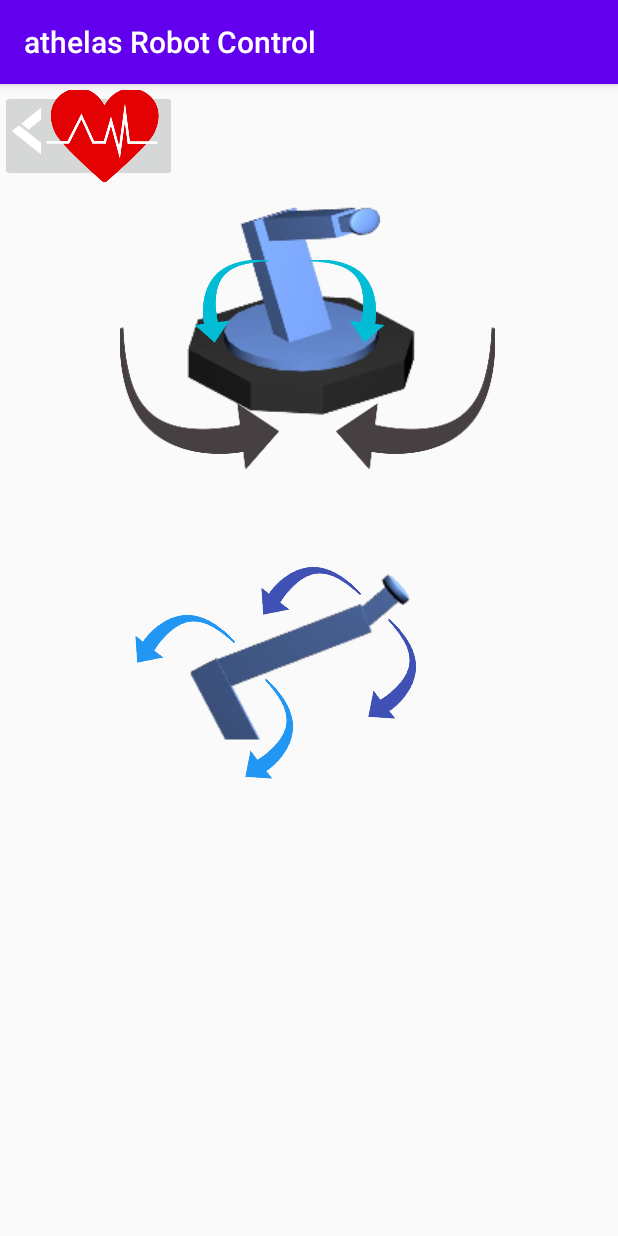
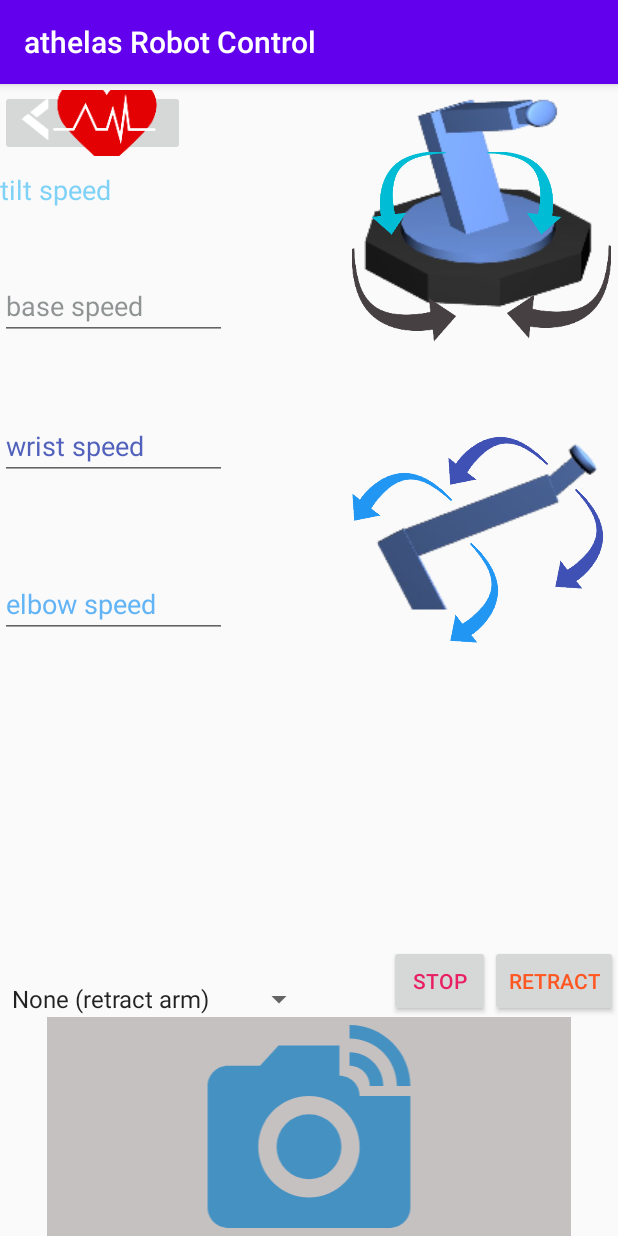
Before and after one commit to unbun/bluetoothapp-java, an Android app: the RobotControlActivity screen opened directly, with no data from a screen before it, on a phone screen of 412 x 824 dp. Run offline under Robolectric (Android 15) with nearby library versions, the phone set to English and light mode, and no system bars.

Commit message:
robot ctrl page setup

```diff
--- a/app/src/main/java/athelas/javableapp/activities/MainActivity.java
+++ b/app/src/main/java/athelas/javableapp/activities/MainActivity.java
@@ -3,6 +3,7 @@ package athelas.javableapp.activities;
 import androidx.annotation.Nullable;
 import androidx.appcompat.app.AppCompatActivity;
 
+import android.graphics.Color;
 import android.os.Bundle;
 import android.Manifest;
 import android.annotation.SuppressLint;
@@ -213,7 +214,7 @@ public class MainActivity extends AppCompatActivity implements AdapterView.OnIte
         mBTConnection.startClient(device, uuid);
         Toast.makeText(getApplicationContext(),
                 "Connected to " + device.getName(), Toast.LENGTH_LONG).show();
-        toLiveDataBtn.setEnabled(true);
+        toVitalsBtnSetEnabled(true);
     }
 
     public void enableDisableBT() {
@@ -330,12 +331,13 @@ public class MainActivity extends AppCompatActivity implements AdapterView.OnIte
     ///// Activity Switching //////////////////////////////////////
     ///////////////////////////////////////////////////////////////
 
-    public ImageButton toLiveDataBtn;
+    public ImageButton toVitalsBtn;
 
     public void onCreateActSwitch() {
-        toLiveDataBtn = (ImageButton) findViewById(R.id.btToVitalsBtn);
-        toLiveDataBtn.setEnabled(false);
-        toLiveDataBtn.setOnClickListener( new View.OnClickListener() {
+        toVitalsBtn = (ImageButton) findViewById(R.id.btToVitalsBtn);
+        toVitalsBtnSetEnabled(false);
+
+        toVitalsBtn.setOnClickListener(new View.OnClickListener() {
 
             @Override
             public void onClick(View view) {
@@ -352,9 +354,14 @@ public class MainActivity extends AppCompatActivity implements AdapterView.OnIte
             // do anything from the LiveVitalActivity
         } else if(resultCode == RESULT_CANCELED) {
             Toast.makeText(getApplicationContext(), "Live Vital Reading Failed", Toast.LENGTH_LONG).show();
-            toLiveDataBtn.setEnabled(false);
+            toVitalsBtnSetEnabled(false);
             btnStartConnection.setEnabled(false);
         }
+    }
+
+    private void toVitalsBtnSetEnabled(boolean enabled) {
+        toVitalsBtn.setEnabled(enabled);
+        toVitalsBtn.setColorFilter(Color.argb((enabled? 0 : 255), 154, 154, 154));
     }
 
     public static BluetoothConnectionService getBluetoothConnection(){
--- a/app/src/main/java/athelas/javableapp/activities/RobotControlActivity.java
+++ b/app/src/main/java/athelas/javableapp/activities/RobotControlActivity.java
@@ -5,6 +5,7 @@ import androidx.appcompat.app.AppCompatActivity;
 import android.content.Intent;
 import android.os.Bundle;
 import android.view.View;
+import android.view.Window;
 import android.widget.Button;
 import android.widget.ImageButton;
 import android.widget.Toast;
@@ -51,10 +52,10 @@ public class RobotControlActivity extends AppCompatActivity {
     ///// Activity Switching //////////////////////////////////////
     ///////////////////////////////////////////////////////////////
 
-    public Button toVitalsBtn;
+    public ImageButton toVitalsBtn;
 
     public void onCreateActSwitch() {
-        toVitalsBtn = (Button) findViewById(R.id.rbtToVitalsBtn);
+        toVitalsBtn = (ImageButton) findViewById(R.id.rbtToVitalsBtn);
         toVitalsBtn.setOnClickListener( new View.OnClickListener() {
 
             @Override
--- /dev/null
+++ b/app/src/main/res/drawable-anydpi/temp_connected_camera_icon.xml
@@ -0,0 +1,22 @@
+<vector xmlns:android="http://schemas.android.com/apk/res/android"
+    android:width="24dp"
+    android:height="24dp"
+    android:viewportWidth="24"
+    android:viewportHeight="24"
+    android:tint="#2484C2"
+    android:alpha="0.8">
+  <group android:scaleX="1.1111112"
+      android:scaleY="1.1111112"
+      android:translateX="-1.3333334"
+      android:translateY="-1.3333334">
+    <path
+        android:fillColor="@android:color/white"
+        android:pathData="M12,14m-3.2,0a3.2,3.2 0,1 1,6.4 0a3.2,3.2 0,1 1,-6.4 0"/>
+    <path
+        android:fillColor="@android:color/white"
+        android:pathData="M16,3.33c2.58,0 4.67,2.09 4.67,4.67H22c0,-3.31 -2.69,-6 -6,-6v1.33M16,6c1.11,0 2,0.89 2,2h1.33c0,-1.84 -1.49,-3.33 -3.33,-3.33V6"/>
+    <path
+        android:fillColor="@android:color/white"
+        android:pathData="M17,9c0,-1.11 -0.89,-2 -2,-2L15,4L9,4L7.17,6L4,6c-1.1,0 -2,0.9 -2,2v12c0,1.1 0.9,2 2,2h16c1.1,0 2,-0.9 2,-2L22,9h-5zM12,19c-2.76,0 -5,-2.24 -5,-5s2.24,-5 5,-5 5,2.24 5,5 -2.24,5 -5,5z"/>
+  </group>
+</vector>
--- a/app/src/main/res/layout/activity_live_vitals.xml
+++ b/app/src/main/res/layout/activity_live_vitals.xml
@@ -57,8 +57,9 @@
     <ImageButton
         android:id="@+id/toConnectBtn"
         android:layout_width="123dp"
-        android:layout_height="63dp"
+        android:layout_height="44dp"
         android:contentDescription="@string/go_to_connect_screen"
+        android:scaleType="centerCrop"
         app:layout_constraintStart_toStartOf="parent"
         app:layout_constraintTop_toTopOf="parent"
         app:srcCompat="@mipmap/to_bt_foreground" />
@@ -66,9 +67,11 @@
     <ImageButton
         android:id="@+id/toRobotBtn"
         android:layout_width="123dp"
-        android:layout_height="63dp"
+        android:layout_height="44dp"
+        android:adjustViewBounds="true"
         android:contentDescription="@string/go_to_robot_control"
-        android:src="@mipmap/to_robotCtrl_foreground"
+        android:scaleType="centerCrop"
+        android:src="@mipmap/to_arm_ctrl_foreground"
         app:layout_constraintEnd_toEndOf="parent"
         app:layout_constraintTop_toTopOf="parent" />
 </androidx.constraintlayout.widget.ConstraintLayout>
--- a/app/src/main/res/layout/activity_main.xml
+++ b/app/src/main/res/layout/activity_main.xml
@@ -96,10 +96,12 @@
     <ImageButton
         android:id="@+id/btToVitalsBtn"
         android:layout_width="123dp"
-        android:layout_height="63dp"
+        android:layout_height="44dp"
         android:layout_marginTop="4dp"
         android:contentDescription="@string/go_to_vitals"
         android:rotationY="180"
+        android:scaleType="centerCrop"
+        android:tint="#FD9A9A9A"
         app:layout_constraintEnd_toEndOf="parent"
         app:layout_constraintTop_toTopOf="parent"
         app:srcCompat="@mipmap/back_to_vitals_foreground" />
--- a/app/src/main/res/layout/activity_robot_control.xml
+++ b/app/src/main/res/layout/activity_robot_control.xml
@@ -18,19 +18,18 @@
         android:id="@+id/robotView1"
         android:layout_width="154dp"
         android:layout_height="160dp"
-        android:layout_marginTop="72dp"
+        android:layout_marginEnd="16dp"
+        android:layout_marginRight="16dp"
         android:contentDescription="@string/robotView1Des"
         app:layout_constraintEnd_toEndOf="parent"
-        app:layout_constraintHorizontal_bias="0.48"
-        app:layout_constraintStart_toStartOf="parent"
         app:layout_constraintTop_toTopOf="parent"
         app:srcCompat="@mipmap/arm_view_1_foreground" />
 
     <ImageButton
         android:id="@+id/ctrlBtn_j0Neg"
-        android:layout_width="146dp"
-        android:layout_height="148dp"
-        android:layout_marginTop="64dp"
+        android:layout_width="109dp"
+        android:layout_height="129dp"
+        android:layout_marginTop="76dp"
         android:layout_marginEnd="72dp"
         android:layout_marginRight="72dp"
         android:layout_weight="1"
@@ -46,11 +45,11 @@
 
     <ImageButton
         android:id="@+id/ctrlBtn_j0Pos"
-        android:layout_width="146dp"
-        android:layout_height="148dp"
-        android:layout_marginStart="80dp"
-        android:layout_marginLeft="80dp"
-        android:layout_marginTop="64dp"
+        android:layout_width="109dp"
+        android:layout_height="133dp"
+        android:layout_marginStart="76dp"
+        android:layout_marginLeft="76dp"
+        android:layout_marginTop="72dp"
         android:layout_weight="1"
         android:adjustViewBounds="true"
         android:background="#00FFFFFF"
@@ -112,20 +111,18 @@
         android:id="@+id/robotView2"
         android:layout_width="162dp"
         android:layout_height="168dp"
-        android:layout_marginTop="8dp"
         android:contentDescription="@string/robotView2Des"
         app:layout_constraintEnd_toEndOf="parent"
-        app:layout_constraintStart_toStartOf="parent"
-        app:layout_constraintTop_toBottomOf="@+id/ctrlBtn_j0Neg"
+        app:layout_constraintTop_toBottomOf="@+id/ctrlBtn_j0Pos"
         app:srcCompat="@mipmap/arm_view_2_foreground" />
 
     <ImageButton
         android:id="@+id/ctrlBtn_j2Pos"
         android:layout_width="96dp"
         android:layout_height="116dp"
-        android:layout_marginTop="84dp"
-        android:layout_marginEnd="64dp"
-        android:layout_marginRight="64dp"
+        android:layout_marginTop="80dp"
+        android:layout_marginEnd="52dp"
+        android:layout_marginRight="52dp"
         android:layout_weight="1"
         android:adjustViewBounds="true"
         android:background="#00FFFFFF"
@@ -143,9 +140,9 @@
         android:id="@+id/ctrlBtn_j2Neg"
         android:layout_width="96dp"
         android:layout_height="116dp"
-        android:layout_marginTop="24dp"
-        android:layout_marginEnd="120dp"
-        android:layout_marginRight="120dp"
+        android:layout_marginTop="16dp"
+        android:layout_marginEnd="100dp"
+        android:layout_marginRight="100dp"
         android:layout_weight="1"
         android:adjustViewBounds="true"
         android:background="#00FFFFFF"
@@ -199,12 +196,118 @@
 
     <ImageButton
         android:id="@+id/rbtToVitalsBtn"
-        android:layout_width="118dp"
-        android:layout_height="61dp"
+        android:layout_width="123dp"
+        android:layout_height="44dp"
         android:layout_marginTop="4dp"
         android:contentDescription="@string/go_to_vitals"
+        android:scaleType="centerCrop"
         app:layout_constraintStart_toStartOf="parent"
         app:layout_constraintTop_toTopOf="parent"
         app:srcCompat="@mipmap/back_to_vitals_foreground" />
 
+    <ImageView
+        android:id="@+id/imageView"
+        android:layout_width="349dp"
+        android:layout_height="146dp"
+        android:background="#C5C1C1"
+        android:contentDescription="@string/camera_feed_filler"
+        app:layout_constraintBottom_toBottomOf="parent"
+        app:layout_constraintEnd_toEndOf="parent"
+        app:layout_constraintStart_toStartOf="parent"
+        app:srcCompat="@drawable/temp_connected_camera_icon"
+        tools:ignore="VectorDrawableCompat" />
+
+    <Spinner
+        android:id="@+id/targetSpinner"
+        android:layout_width="210dp"
+        android:layout_height="0dp"
+        android:entries="@array/targets"
+        app:layout_constraintBottom_toTopOf="@+id/imageView"
+        app:layout_constraintStart_toStartOf="parent" />
+
+    <EditText
+        android:id="@+id/editTiltSpeed"
+        android:layout_width="151dp"
+        android:layout_height="45dp"
+        android:autofillHints="deg/sec"
+        android:background="#00FFFFFF"
+        android:ems="10"
+        android:hint="@string/tilt_speed"
+        android:inputType="number"
+        android:textColor="#03A9F4"
+        android:textColorHint="#8003A9F4"
+        app:layout_constraintStart_toStartOf="parent"
+        app:layout_constraintTop_toBottomOf="@+id/rbtToVitalsBtn"
+        tools:ignore="LabelFor" />
+
+    <EditText
+        android:id="@+id/editBaseSpeed"
+        android:layout_width="151dp"
+        android:layout_height="0dp"
+        android:layout_marginTop="32dp"
+        android:autofillHints="deg/sec"
+        android:ems="10"
+        android:inputType="number"
+        android:hint="@string/base_speed"
+        android:textColor="#232B2E"
+        android:textColorHint="#80232B2E"
+        app:layout_constraintStart_toStartOf="parent"
+        app:layout_constraintTop_toBottomOf="@+id/editTiltSpeed"
+        tools:ignore="LabelFor" />
+
+    <EditText
+        android:id="@+id/editWristSpeed"
+        android:layout_width="151dp"
+        android:layout_height="0dp"
+        android:layout_marginTop="48dp"
+        android:autofillHints="deg/sec"
+        android:ems="10"
+        android:inputType="number"
+        android:hint="@string/wrist_speed"
+        android:textColor="#3F51B5"
+        android:textColorHint="#E63F51B5"
+        app:layout_constraintStart_toStartOf="parent"
+        app:layout_constraintTop_toBottomOf="@+id/editBaseSpeed"
+        tools:ignore="LabelFor" />
+
+    <EditText
+        android:id="@+id/editElbowSpeed"
+        android:layout_width="151dp"
+        android:layout_height="0dp"
+        android:layout_marginTop="60dp"
+        android:autofillHints="deg/sec"
+        android:ems="10"
+        android:inputType="number"
+        android:hint="@string/elbow_speed"
+        android:textColor="#2196F3"
+        android:textColorHint="#B32196F3"
+        app:layout_constraintStart_toStartOf="parent"
+        app:layout_constraintTop_toBottomOf="@+id/editWristSpeed"
+        tools:ignore="LabelFor" />
+
+    <Button
+        android:id="@+id/stopBtn"
+        android:layout_width="67dp"
+        android:layout_height="0dp"
+        android:text="@string/stop"
+        android:textColor="#E91E63"
+        app:layout_constraintBottom_toBottomOf="@+id/targetSpinner"
+        app:layout_constraintEnd_toStartOf="@+id/retractBtn" />
+
+    <Button
+        android:id="@+id/retractBtn"
+        android:layout_width="85dp"
+        android:layout_height="0dp"
+        android:text="@string/retract"
+        android:textColor="#FF5722"
+        app:layout_constraintBottom_toBottomOf="@+id/stopBtn"
+        app:layout_constraintEnd_toEndOf="parent" />
+
+    <androidx.constraintlayout.widget.Guideline
+        android:id="@+id/guideline"
+        android:layout_width="wrap_content"
+        android:layout_height="wrap_content"
+        android:orientation="vertical"
+        app:layout_constraintGuide_begin="20dp" />
+
 </androidx.constraintlayout.widget.ConstraintLayout>
--- a/app/src/main/res/values/strings.xml
+++ b/app/src/main/res/values/strings.xml
@@ -16,6 +16,13 @@
     <string name="go_to_vitals">Go To Vitals</string>
     <string name="go_to_connect_screen">Go To Connect Screen</string>
     <string name="go_to_robot_control">Go To Robot Control</string>
+    <string name="camera_feed_filler">camera_feed_filler</string>
+    <string name="tilt_speed">tilt speed</string>
+    <string name="retract">Retract</string>
+    <string name="stop">Stop</string>
+    <string name="base_speed">base speed</string>
+    <string name="wrist_speed">wrist speed</string>
+    <string name="elbow_speed">elbow speed</string>
 
     <string-array name="devices">
         <item>None (retract arm)</item>
@@ -23,4 +30,11 @@
         <item>Pulse Oximeter</item>
         <item>Thermometer</item>
     </string-array>
+
+    <string-array name="targets">
+        <item>None (retract arm)</item>
+        <item>Forehead</item>
+        <item>Chest</item>
+        <item>Hand</item>
+    </string-array>
 </resources>
```
Also changed, not shown: app/src/main/res/drawable-hdpi/temp_connected_camera_icon.png (added), app/src/main/res/drawable-mdpi/temp_connected_camera_icon.png (added), app/src/main/res/drawable-xhdpi/temp_connected_camera_icon.png (added), app/src/main/res/drawable-xxhdpi/temp_connected_camera_icon.png (added).
